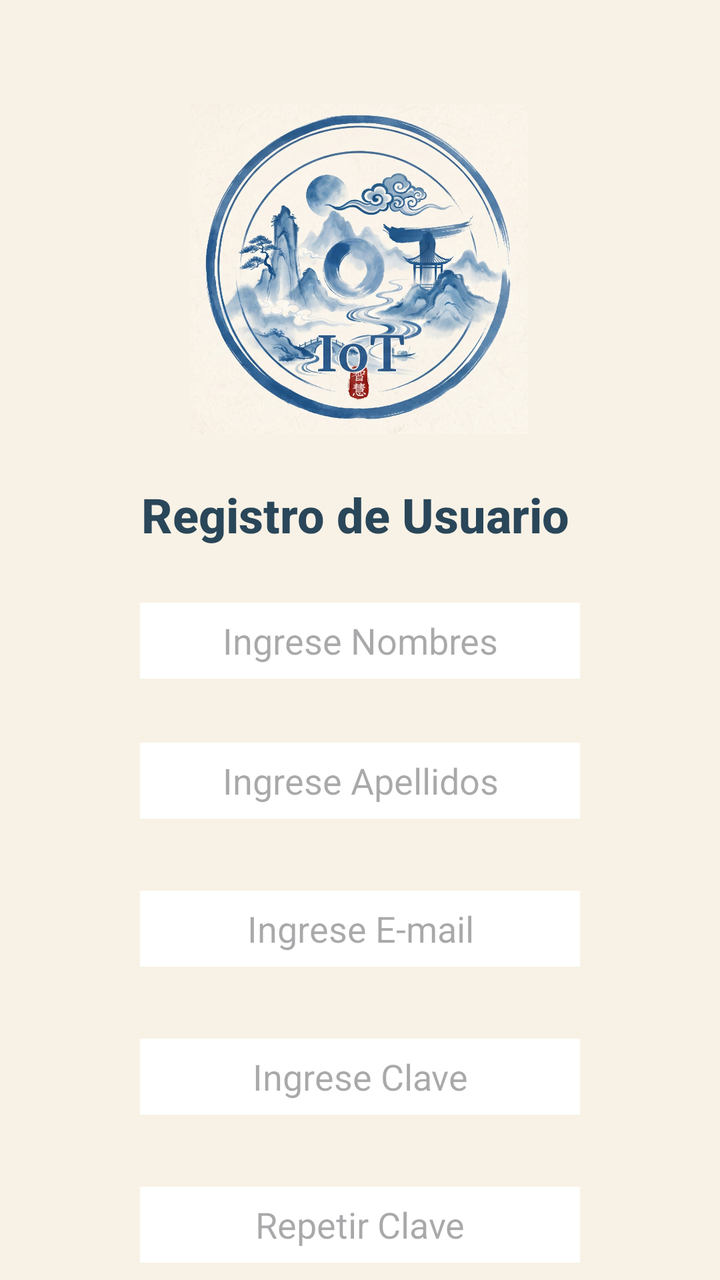
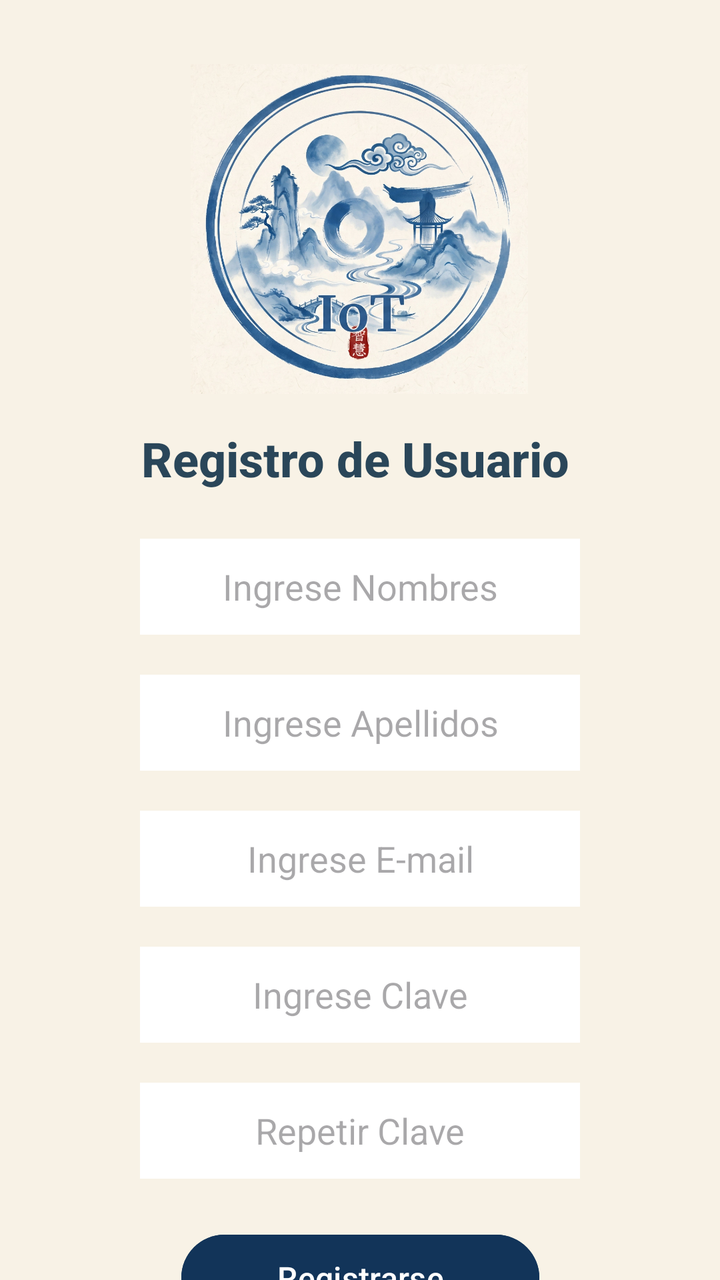

The first picture is an Android layout as it rendered before a commit; the second is the same layout after the commit. The layout source and the unified diff follow.
<!-- AndroidManifest.xml: application theme Theme.Ejemplo1 -->
<!-- res/layout/activity_registrar.xml -->
<?xml version="1.0" encoding="utf-8"?>
<androidx.constraintlayout.widget.ConstraintLayout xmlns:android="http://schemas.android.com/apk/res/android"
    xmlns:app="http://schemas.android.com/apk/res-auto"
    xmlns:tools="http://schemas.android.com/tools"
    android:id="@+id/main"
    android:layout_width="match_parent"
    android:layout_height="match_parent"
    android:background="#F8F2E6"
    tools:context=".Registrar">

    <ImageView
        android:id="@+id/imageView3"
        android:layout_width="312dp"
        android:layout_height="165dp"
        android:layout_marginTop="52dp"
        app:layout_constraintEnd_toEndOf="parent"
        app:layout_constraintHorizontal_bias="0.494"
        app:layout_constraintStart_toStartOf="parent"
        app:layout_constraintTop_toTopOf="parent"
        app:srcCompat="@drawable/logo" />

    <TextView
        android:id="@+id/textView6"
        android:layout_width="wrap_content"
        android:layout_height="wrap_content"
        android:layout_marginTop="24dp"
        android:fontFamily="sans-serif-medium"
        android:text="Registro de Usuario"
        android:textColor="#DA072940"
        android:textSize="24sp"
        android:textStyle="bold"
        app:layout_constraintEnd_toEndOf="parent"
        app:layout_constraintHorizontal_bias="0.484"
        app:layout_constraintStart_toStartOf="parent"
        app:layout_constraintTop_toBottomOf="@+id/imageView3" />

    <EditText
        android:id="@+id/Nombre1"
        android:layout_width="220dp"
        android:layout_height="38dp"
        android:layout_marginTop="28dp"
        android:background="#FFFFFF"
        android:ems="10"
        android:hint="Ingrese Nombres"
        android:inputType="text"
        android:textAlignment="center"
        app:layout_constraintBottom_toTopOf="@+id/Apellido1"
        app:layout_constraintEnd_toEndOf="parent"
        app:layout_constraintHorizontal_bias="0.5"
        app:layout_constraintStart_toStartOf="parent"
        app:layout_constraintTop_toBottomOf="@+id/textView6"
        app:layout_constraintVertical_bias="0.5" />

    <EditText
        android:id="@+id/Apellido1"
        android:layout_width="220dp"
        android:layout_height="38dp"
        android:layout_marginTop="32dp"
        android:background="#FFFFFF"
        android:ems="10"
        android:hint="Ingrese Apellidos"
        android:inputType="text"
        android:textAlignment="center"
        app:layout_constraintBottom_toTopOf="@+id/Email1"
        app:layout_constraintEnd_toEndOf="parent"
        app:layout_constraintHorizontal_bias="0.5"
        app:layout_constraintStart_toStartOf="parent"
        app:layout_constraintTop_toBottomOf="@+id/Nombre1"
        app:layout_constraintVertical_bias="0.5" />

    <EditText
        android:id="@+id/Email1"
        android:layout_width="220dp"
        android:layout_height="38dp"
        android:layout_marginTop="36dp"
        android:background="#FFFFFF"
        android:ems="10"
        android:hint="Ingrese E-mail"
        android:inputType="textEmailAddress"
        android:textAlignment="center"
        app:layout_constraintBottom_toTopOf="@+id/Clave1"
        app:layout_constraintEnd_toEndOf="parent"
        app:layout_constraintHorizontal_bias="0.5"
        app:layout_constraintStart_toStartOf="parent"
        app:layout_constraintTop_toBottomOf="@+id/Apellido1"
        app:layout_constraintVertical_bias="0.5" />

    <EditText
        android:id="@+id/Clave1"
        android:layout_width="220dp"
        android:layout_height="38dp"
        android:layout_marginTop="36dp"
        android:background="#FFFFFF"
        android:ems="10"
        android:hint="Ingrese Clave"
        android:inputType="textPassword"
        android:textAlignment="center"
        app:layout_constraintBottom_toTopOf="@+id/Clave2"
        app:layout_constraintEnd_toEndOf="parent"
        app:layout_constraintHorizontal_bias="0.5"
        app:layout_constraintStart_toStartOf="parent"
        app:layout_constraintTop_toBottomOf="@+id/Email1"
        app:layout_constraintVertical_bias="0.5" />

    <EditText
        android:id="@+id/Clave2"
        android:layout_width="220dp"
        android:layout_height="38dp"
        android:layout_marginTop="36dp"
        android:background="#FFFFFF"
        android:ems="10"
        android:hint="Repetir Clave"
        android:inputType="textPassword"
        android:textAlignment="center"
        app:layout_constraintBottom_toTopOf="@+id/btnRegistro"
        app:layout_constraintEnd_toEndOf="parent"
        app:layout_constraintHorizontal_bias="0.5"
        app:layout_constraintStart_toStartOf="parent"
        app:layout_constraintTop_toBottomOf="@+id/Clave1"
        app:layout_constraintVertical_bias="0.5" />

    <Button
        android:id="@+id/btnRegistro"
        android:layout_width="179dp"
        android:layout_height="51dp"
        android:layout_marginTop="24dp"
        android:backgroundTint="#123459"
        android:text="Registrarse"
        android:textSize="16sp"
        app:layout_constraintEnd_toEndOf="parent"
        app:layout_constraintHorizontal_bias="0.498"
        app:layout_constraintStart_toStartOf="parent"
        app:layout_constraintTop_toBottomOf="@+id/Clave2" />
</androidx.constraintlayout.widget.ConstraintLayout>
<!-- resources referenced by this layout -->
<resources>
  <!-- drawable logo: jpg bitmap (drawable, 247364 bytes) -->
  <style name="Theme.Ejemplo1" parent="Base.Theme.Ejemplo1" />
  <style name="Base.Theme.Ejemplo1" parent="Theme.Material3.DayNight.NoActionBar">
          
          
      </style>
</resources>

<!-- the commit's change to res/layout/activity_registrar.xml (unified diff, before → after) -->
@@ -12,18 +12,19 @@
         android:id="@+id/imageView3"
         android:layout_width="312dp"
         android:layout_height="165dp"
-        android:layout_marginTop="52dp"
+        android:layout_marginTop="32dp"
         app:layout_constraintEnd_toEndOf="parent"
         app:layout_constraintHorizontal_bias="0.494"
         app:layout_constraintStart_toStartOf="parent"
         app:layout_constraintTop_toTopOf="parent"
-        app:srcCompat="@drawable/logo" />
+        app:srcCompat="@drawable/logo"
+        tools:ignore="ContentDescription" />
 
     <TextView
         android:id="@+id/textView6"
         android:layout_width="wrap_content"
         android:layout_height="wrap_content"
-        android:layout_marginTop="24dp"
+        android:layout_marginTop="16dp"
         android:fontFamily="sans-serif-medium"
         android:text="Registro de Usuario"
         android:textColor="#DA072940"
@@ -37,87 +38,72 @@
     <EditText
         android:id="@+id/Nombre1"
         android:layout_width="220dp"
-        android:layout_height="38dp"
-        android:layout_marginTop="28dp"
+        android:layout_height="48dp"
+        android:layout_marginTop="24dp"
         android:background="#FFFFFF"
         android:ems="10"
         android:hint="Ingrese Nombres"
         android:inputType="text"
         android:textAlignment="center"
-        app:layout_constraintBottom_toTopOf="@+id/Apellido1"
         app:layout_constraintEnd_toEndOf="parent"
-        app:layout_constraintHorizontal_bias="0.5"
         app:layout_constraintStart_toStartOf="parent"
-        app:layout_constraintTop_toBottomOf="@+id/textView6"
-        app:layout_constraintVertical_bias="0.5" />
+        app:layout_constraintTop_toBottomOf="@+id/textView6" />
 
     <EditText
         android:id="@+id/Apellido1"
         android:layout_width="220dp"
-        android:layout_height="38dp"
-        android:layout_marginTop="32dp"
+        android:layout_height="48dp"
+        android:layout_marginTop="20dp"
         android:background="#FFFFFF"
         android:ems="10"
         android:hint="Ingrese Apellidos"
         android:inputType="text"
         android:textAlignment="center"
-        app:layout_constraintBottom_toTopOf="@+id/Email1"
         app:layout_constraintEnd_toEndOf="parent"
-        app:layout_constraintHorizontal_bias="0.5"
         app:layout_constraintStart_toStartOf="parent"
-        app:layout_constraintTop_toBottomOf="@+id/Nombre1"
-        app:layout_constraintVertical_bias="0.5" />
+        app:layout_constraintTop_toBottomOf="@+id/Nombre1" />
 
     <EditText
         android:id="@+id/Email1"
         android:layout_width="220dp"
-        android:layout_height="38dp"
-        android:layout_marginTop="36dp"
+        android:layout_height="48dp"
+        android:layout_marginTop="20dp"
         android:background="#FFFFFF"
         android:ems="10"
         android:hint="Ingrese E-mail"
         android:inputType="textEmailAddress"
         android:textAlignment="center"
-        app:layout_constraintBottom_toTopOf="@+id/Clave1"
         app:layout_constraintEnd_toEndOf="parent"
-        app:layout_constraintHorizontal_bias="0.5"
         app:layout_constraintStart_toStartOf="parent"
-        app:layout_constraintTop_toBottomOf="@+id/Apellido1"
-        app:layout_constraintVertical_bias="0.5" />
+        app:layout_constraintTop_toBottomOf="@+id/Apellido1" />
 
     <EditText
         android:id="@+id/Clave1"
         android:layout_width="220dp"
-        android:layout_height="38dp"
-        android:layout_marginTop="36dp"
+        android:layout_height="48dp"
+        android:layout_marginTop="20dp"
         android:background="#FFFFFF"
         android:ems="10"
         android:hint="Ingrese Clave"
         android:inputType="textPassword"
         android:textAlignment="center"
-        app:layout_constraintBottom_toTopOf="@+id/Clave2"
         app:layout_constraintEnd_toEndOf="parent"
-        app:layout_constraintHorizontal_bias="0.5"
         app:layout_constraintStart_toStartOf="parent"
-        app:layout_constraintTop_toBottomOf="@+id/Email1"
-        app:layout_constraintVertical_bias="0.5" />
+        app:layout_constraintTop_toBottomOf="@+id/Email1" />
 
     <EditText
         android:id="@+id/Clave2"
         android:layout_width="220dp"
-        android:layout_height="38dp"
-        android:layout_marginTop="36dp"
+        android:layout_height="48dp"
+        android:layout_marginTop="20dp"
         android:background="#FFFFFF"
         android:ems="10"
         android:hint="Repetir Clave"
         android:inputType="textPassword"
         android:textAlignment="center"
-        app:layout_constraintBottom_toTopOf="@+id/btnRegistro"
         app:layout_constraintEnd_toEndOf="parent"
-        app:layout_constraintHorizontal_bias="0.5"
         app:layout_constraintStart_toStartOf="parent"
-        app:layout_constraintTop_toBottomOf="@+id/Clave1"
-        app:layout_constraintVertical_bias="0.5" />
+        app:layout_constraintTop_toBottomOf="@+id/Clave1" />
 
     <Button
         android:id="@+id/btnRegistro"
@@ -126,9 +112,10 @@
         android:layout_marginTop="24dp"
         android:backgroundTint="#123459"
         android:text="Registrarse"
+        android:textColor="#FFFFFF"
         android:textSize="16sp"
         app:layout_constraintEnd_toEndOf="parent"
-        app:layout_constraintHorizontal_bias="0.498"
         app:layout_constraintStart_toStartOf="parent"
         app:layout_constraintTop_toBottomOf="@+id/Clave2" />
+
 </androidx.constraintlayout.widget.ConstraintLayout>
